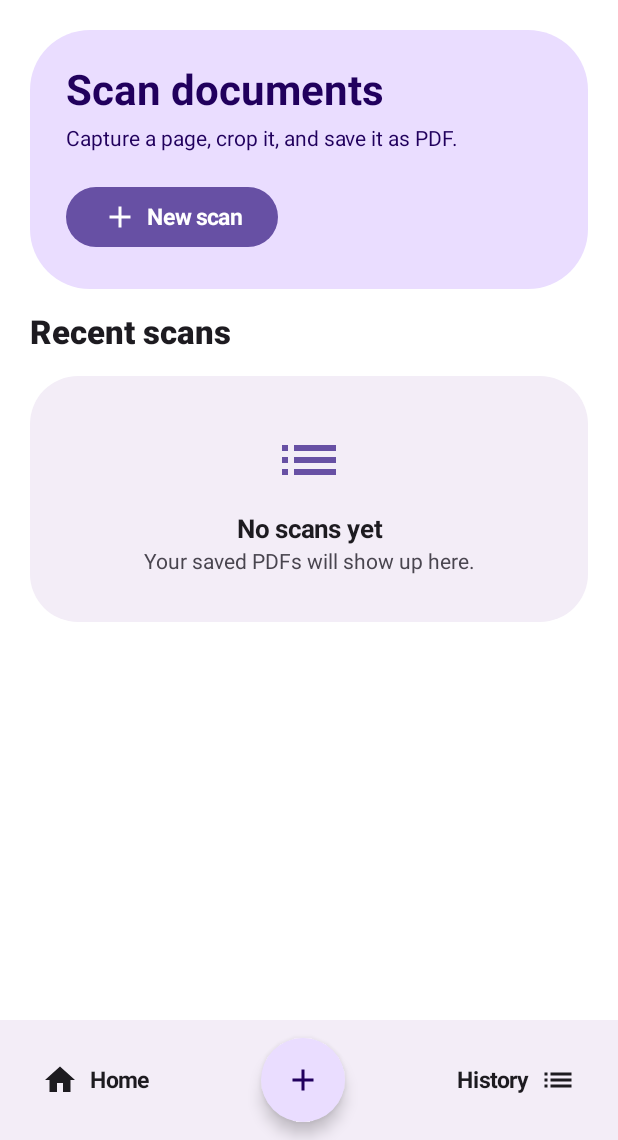
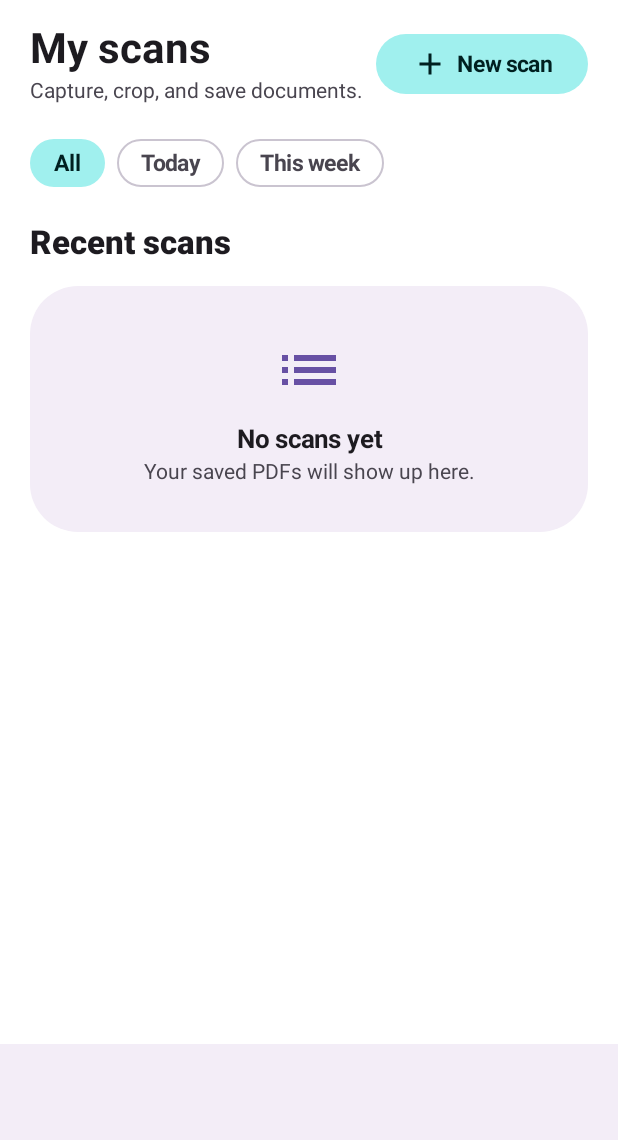
Before and after one commit to WKCW-Project/Scanify, an Android app built with Jetpack Compose: the composable App shown on its own in the app's theme, on a phone screen of 412 x 824 dp, the part 96-1236 px from its top. Run offline under Robolectric (Android 15) with nearby library versions, the phone set to English and light mode, and no system bars; libraries missing offline, so code that uses them is left out: org.opencv.android, org.opencv.core, org.opencv.imgproc; 2 statements that could not run were skipped.

Commit message:
ui: match new home screen design
Change-Id: Ic0e9143bae2703224329f047f8c8f64c3f777205

```diff
--- a/app/src/main/java/com/wkcw/scanify/ui/HomeScreen.kt
+++ b/app/src/main/java/com/wkcw/scanify/ui/HomeScreen.kt
@@ -20,10 +20,9 @@ import androidx.compose.foundation.lazy.items
 import androidx.compose.material.icons.Icons
 import androidx.compose.material.icons.filled.Add
 import androidx.compose.material.icons.filled.Delete
-import androidx.compose.material.icons.filled.Home
 import androidx.compose.material.icons.filled.List
-import androidx.compose.material3.Button
-import androidx.compose.material3.FloatingActionButton
+import androidx.compose.material3.FilterChip
+import androidx.compose.material3.FilledTonalButton
 import androidx.compose.material3.Icon
 import androidx.compose.material3.IconButton
 import androidx.compose.material3.MaterialTheme
@@ -31,6 +30,10 @@ import androidx.compose.material3.Scaffold
 import androidx.compose.material3.Surface
 import androidx.compose.material3.Text
 import androidx.compose.runtime.Composable
+import androidx.compose.runtime.getValue
+import androidx.compose.runtime.mutableIntStateOf
+import androidx.compose.runtime.remember
+import androidx.compose.runtime.setValue
 import androidx.compose.ui.Alignment
 import androidx.compose.ui.Modifier
 import androidx.compose.ui.graphics.asImageBitmap
@@ -42,6 +45,8 @@ import com.wkcw.scanify.history.ScanRecord
 import java.text.SimpleDateFormat
 import java.util.Locale
 
+private val filters = listOf("All", "Today", "This week")
+
 @Composable
 fun HomeScreen(
     history: List<ScanRecord>,
@@ -49,70 +54,61 @@ fun HomeScreen(
     onOpen: (ScanRecord) -> Unit,
     onDelete: (ScanRecord) -> Unit,
 ) {
+    var selectedFilter by remember { mutableIntStateOf(0) }
+    val visible = remember(history, selectedFilter) {
+        val now = System.currentTimeMillis()
+        when (selectedFilter) {
+            1 -> history.filter { now - it.timestamp < 24 * 60 * 60 * 1000L }
+            2 -> history.filter { now - it.timestamp < 7 * 24 * 60 * 60 * 1000L }
+            else -> history
+        }
+    }
+
     Scaffold(
         containerColor = MaterialTheme.colorScheme.surfaceContainerLowest,
         bottomBar = {
+            // Reserved for the bottom bar design; intentionally empty for now.
             Surface(
-                Modifier.navigationBarsPadding(),
+                Modifier.fillMaxWidth().navigationBarsPadding().height(64.dp),
                 color = MaterialTheme.colorScheme.surfaceContainer,
                 tonalElevation = 3.dp,
-            ) {
-                Row(
-                    Modifier
-                        .fillMaxWidth()
-                        .padding(horizontal = 28.dp, vertical = 12.dp),
-                    verticalAlignment = Alignment.CenterVertically,
-                    horizontalArrangement = Arrangement.SpaceBetween,
-                ) {
-                    Row(verticalAlignment = Alignment.CenterVertically) {
-                        Icon(Icons.Filled.Home, contentDescription = null)
-                        Spacer(Modifier.width(8.dp))
-                        Text("Home", style = MaterialTheme.typography.labelLarge)
-                    }
-                    FloatingActionButton(
-                        onClick = onNewScan,
-                        containerColor = MaterialTheme.colorScheme.primaryContainer,
-                        contentColor = MaterialTheme.colorScheme.onPrimaryContainer,
-                    ) {
-                        Icon(Icons.Filled.Add, contentDescription = "New scan")
-                    }
-                    Row(verticalAlignment = Alignment.CenterVertically) {
-                        Text("History", style = MaterialTheme.typography.labelLarge)
-                        Spacer(Modifier.width(8.dp))
-                        Icon(Icons.Filled.List, contentDescription = null)
-                    }
-                }
-            }
+            ) {}
         },
     ) { padding ->
         LazyColumn(
             Modifier.fillMaxSize().padding(padding),
-            contentPadding = PaddingValues(20.dp),
+            contentPadding = PaddingValues(horizontal = 20.dp, vertical = 16.dp),
             verticalArrangement = Arrangement.spacedBy(16.dp),
         ) {
             item {
-                Surface(
-                    Modifier.fillMaxWidth(),
-                    shape = MaterialTheme.shapes.extraLarge,
-                    color = MaterialTheme.colorScheme.primaryContainer,
-                ) {
-                    Column(Modifier.padding(24.dp)) {
+                Row(verticalAlignment = Alignment.CenterVertically) {
+                    Column(Modifier.weight(1f)) {
                         Text(
-                            "Scan documents",
+                            "My scans",
                             style = MaterialTheme.typography.headlineMedium,
-                            color = MaterialTheme.colorScheme.onPrimaryContainer,
                         )
-                        Spacer(Modifier.height(8.dp))
+                        Spacer(Modifier.height(4.dp))
                         Text(
-                            "Capture a page, crop it, and save it as PDF.",
+                            "Capture, crop, and save documents.",
                             style = MaterialTheme.typography.bodyMedium,
-                            color = MaterialTheme.colorScheme.onPrimaryContainer,
+                            color = MaterialTheme.colorScheme.onSurfaceVariant,
                         )
-                        Spacer(Modifier.height(20.dp))
-                        Button(onClick = onNewScan) {
-                            Icon(Icons.Filled.Add, contentDescription = null)
-                            Text("New scan", Modifier.padding(start = 6.dp))
-                        }
+                    }
+                    FilledTonalButton(onClick = onNewScan) {
+                        Icon(Icons.Filled.Add, contentDescription = null)
+                        Text("New scan", Modifier.padding(start = 6.dp))
+                    }
+                }
+            }
+
+            item {
+                Row(horizontalArrangement = Arrangement.spacedBy(8.dp)) {
+                    filters.forEachIndexed { index, label ->
+                        FilterChip(
+                            selected = selectedFilter == index,
+                            onClick = { selectedFilter = index },
+                            label = { Text(label) },
+                        )
                     }
                 }
             }
@@ -124,9 +120,9 @@ fun HomeScreen(
                         style = MaterialTheme.typography.titleLarge,
                         modifier = Modifier.weight(1f),
                     )
-                    if (history.isNotEmpty()) {
+                    if (visible.isNotEmpty()) {
                         Text(
-                            "${history.size}",
+                            "${visible.size}",
                             style = MaterialTheme.typography.labelLarge,
                             color = MaterialTheme.colorScheme.onSurfaceVariant,
                         )
@@ -134,7 +130,7 @@ fun HomeScreen(
                 }
             }
 
-            if (history.isEmpty()) {
+            if (visible.isEmpty()) {
                 item {
                     Surface(
                         Modifier.fillMaxWidth(),
@@ -163,7 +159,7 @@ fun HomeScreen(
                     }
                 }
             } else {
-                items(history, key = { it.id }) { record ->
+                items(visible, key = { it.id }) { record ->
                     ScanHistoryCard(record, onOpen, onDelete)
                 }
             }
```
